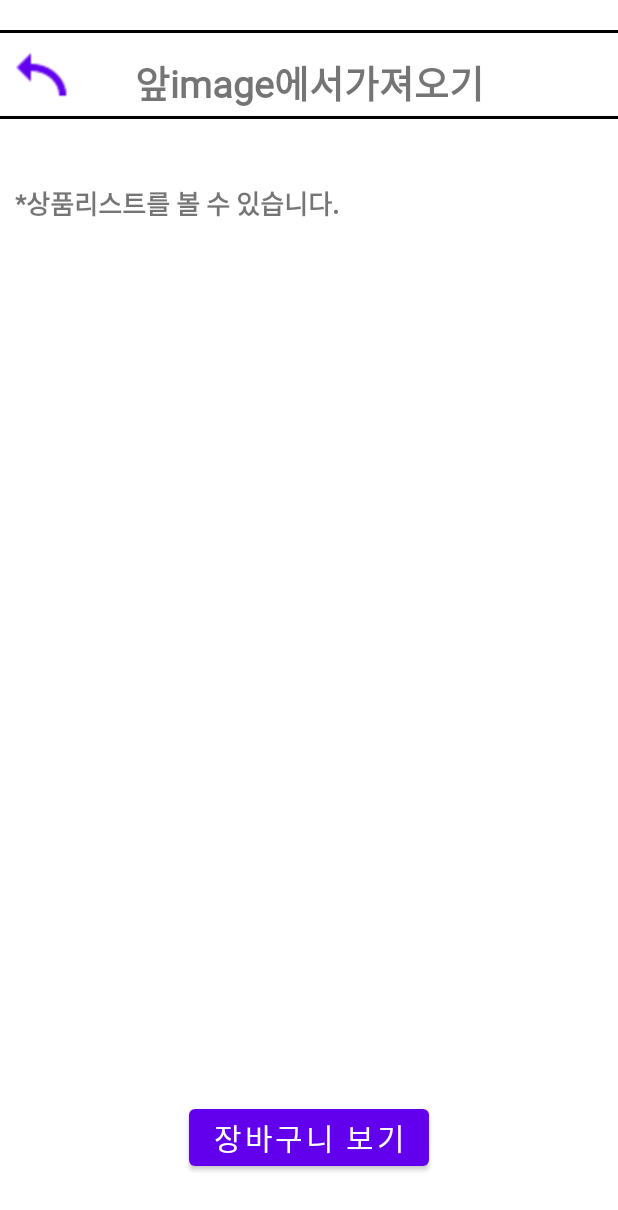
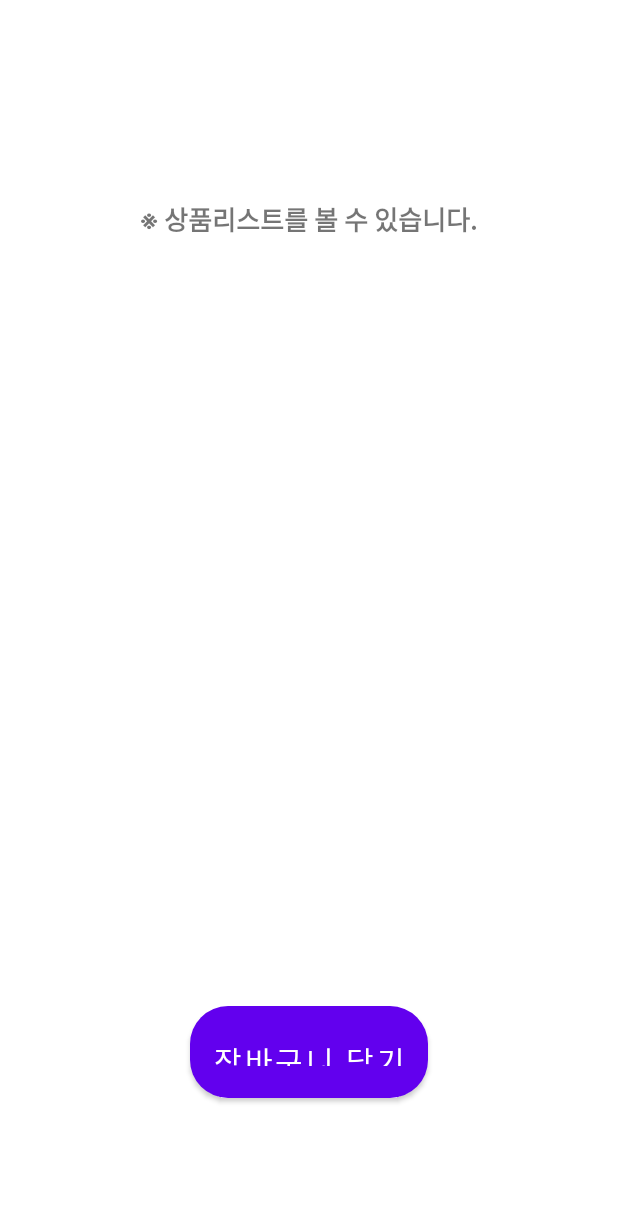
Before and after one commit to jangwonyoon/smart_laundryApp_android, an Android app: the layout activity_user_itempage.xml on its own in the app's theme, with its tools: preview values and no code run, on a phone screen of 412 x 824 dp. Shown: the top 1210 px of the screen. Run offline under Robolectric (Android 15) with nearby library versions, the light colour scheme and no system bars; network calls fail.

Commit message:
itemPage, itembasket modify ui

```diff
--- a/user/app/src/main/res/layout/activity_user_itembasket.xml
+++ b/user/app/src/main/res/layout/activity_user_itembasket.xml
@@ -49,7 +49,7 @@
                 android:textSize="25dp"
                 android:textStyle="bold"
                 android:fontFamily="@font/title2"
-                android:layout_marginTop="5dp"></TextView>
+                android:layout_marginTop="5dp"/>
         </FrameLayout>
 
         <View
--- a/user/app/src/main/res/layout/activity_user_itempage.xml
+++ b/user/app/src/main/res/layout/activity_user_itempage.xml
@@ -9,69 +9,46 @@
     android:weightSum="10"
     android:background="@color/white">
 
-    <LinearLayout
-        android:id="@+id/layout2_1"
-        android:layout_width="match_parent"
-        android:layout_height="0dp"
-        android:layout_weight="1.5"
-        android:orientation="vertical">
 
-        <View
-            android:layout_width="match_parent"
-            android:layout_height="2dp"
-            android:layout_marginTop="20dp"
-            android:background="#FF000000" />
 
-        <FrameLayout
-            android:layout_width="match_parent"
-            android:layout_height="wrap_content">
+    <!-- 가게명 @+id/title1
+              @+id/layout2_b1 뒤로가기
+    -->
 
-            <Button
-                android:id="@+id/layout2_b1"
-                android:layout_width="35dp"
-                android:layout_height="35dp"
-                android:layout_gravity="left"
-                android:layout_marginLeft="10dp"
-                android:layout_marginRight="10dp"
-                android:layout_marginTop="10dp"
-                android:layout_marginBottom="10dp"
-                android:background="@drawable/arrow_back">
 
-            </Button>
-
-            <TextView
-                android:id="@+id/title1"
-                android:layout_width="match_parent"
-                android:layout_height="50dp"
-                android:layout_gravity="center"
-                android:gravity="center"
-                android:text="앞image에서가져오기"
-                android:textSize="25dp"
-                android:textStyle="bold"
-                android:fontFamily="@font/title2"
-                android:layout_marginTop="5dp"></TextView>
-        </FrameLayout>
-
-        <View
-            android:layout_width="match_parent"
-            android:layout_height="2dp"
-            android:background="#FF000000" />
-
-    </LinearLayout>
     <LinearLayout
         android:layout_width="match_parent"
         android:layout_height="0dp"
-        android:layout_weight="0.4">
+        android:layout_weight="2">
+
+        <LinearLayout
+            android:layout_width="match_parent"
+            android:layout_height="wrap_content"
+            android:orientation="vertical"
+            >
             <TextView
+                android:id="@+id/title1"
+                android:layout_width="wrap_content"
+                android:layout_height="wrap_content"
+                android:text=""
+                android:fontFamily="@font/nanum_gothic_bold"
+                android:textSize="24dp"
+                android:layout_gravity="center"
+                android:layout_marginTop="80dp"
+                />
+            <TextView
+                android:layout_marginTop="20dp"
+                android:layout_gravity="center"
                 android:layout_width="wrap_content"
                 android:layout_height="30dp"
-            android:layout_marginLeft="10dp"
-            android:text="*상품리스트를 볼 수 있습니다."
+                android:text="※ 상품리스트를 볼 수 있습니다."
                 android:textStyle="bold"
                 android:textSize="17dp"
                 android:fontFamily="@font/nexonregular">
+            </TextView>
 
-        </TextView>
+        </LinearLayout>
+
 
         <!--<TextView
             android:layout_width="wrap_content"
@@ -85,40 +62,19 @@
         </TextView>-->
 
     </LinearLayout>
-    <!--<ProgressBar
-        android:layout_width="match_parent"
-        android:layout_height="wrap_content"
-        android:layout_weight="2"
-        android:paddingTop="12dp"
-        style=""
-        android:id="@+id/progress" />-->
-
-
-
-        <!--<ScrollView
-            android:layout_width="match_parent"
-            android:layout_height="450dp">-->
-            <!--<ListView
-                android:id="@+id/listview"
-                android:layout_width="match_parent"
-                android:layout_height="450dp"
-                android:layout_alignParentTop="true"
-                android:layout_alignParentStart="true"
-                android:layout_alignParentLeft="true"/>-->
-        <!--</ScrollView>-->
 
     <LinearLayout
         android:layout_width="match_parent"
         android:layout_height="0dp"
         android:layout_marginTop="10dp"
-        android:layout_weight="6.8">
+        android:layout_weight="6">
 
         <TextView
             android:id="@+id/textView_main_result"
             android:layout_width="wrap_content"
             android:layout_height="wrap_content"
             android:textSize="1sp"
-            android:text=""></TextView>
+            android:text=""/>
 
         <androidx.recyclerview.widget.RecyclerView
             android:layout_width="wrap_content"
@@ -136,17 +92,20 @@
         android:layout_height="0dp"
         android:layout_weight="1"
         android:gravity="center">
+
         <Button
             android:id="@+id/gotopocket"
             android:layout_width="wrap_content"
             android:layout_height="wrap_content"
             android:layout_margin="10dp"
-            android:text="장바구니 보기"
+            android:text="장바구니 담기"
             android:textSize="20dp"
-            android:fontFamily="@font/boldsuzin"
+            android:fontFamily="@font/nanum_gothic_regular"
+            android:background="@drawable/buttonshape"
+            android:textColor="@color/white"
+            android:padding="15dp"
             >
 
         </Button>
     </LinearLayout>
-
 </LinearLayout>
```
Also changed, not shown: user/app/src/main/java/com/example/user/user_itempage.java (+14 -14 lines), user/app/src/main/res/layout/user_itempage_info.xml (+18 -20 lines). Lines whose indentation alone changed are shown as unchanged.
